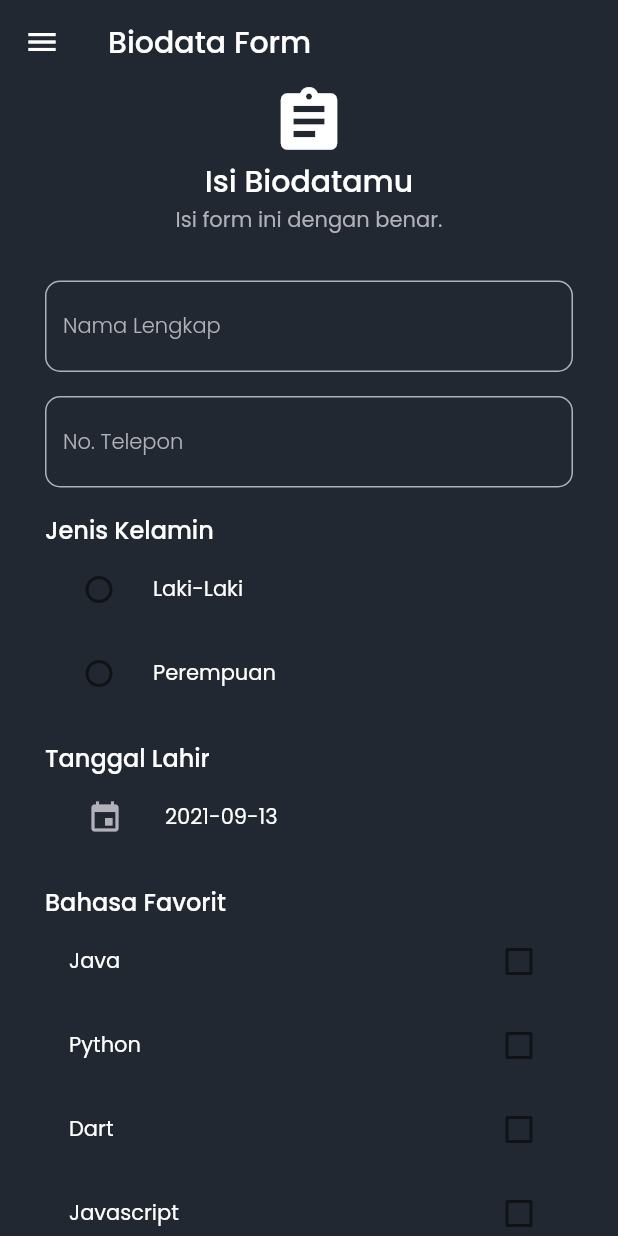
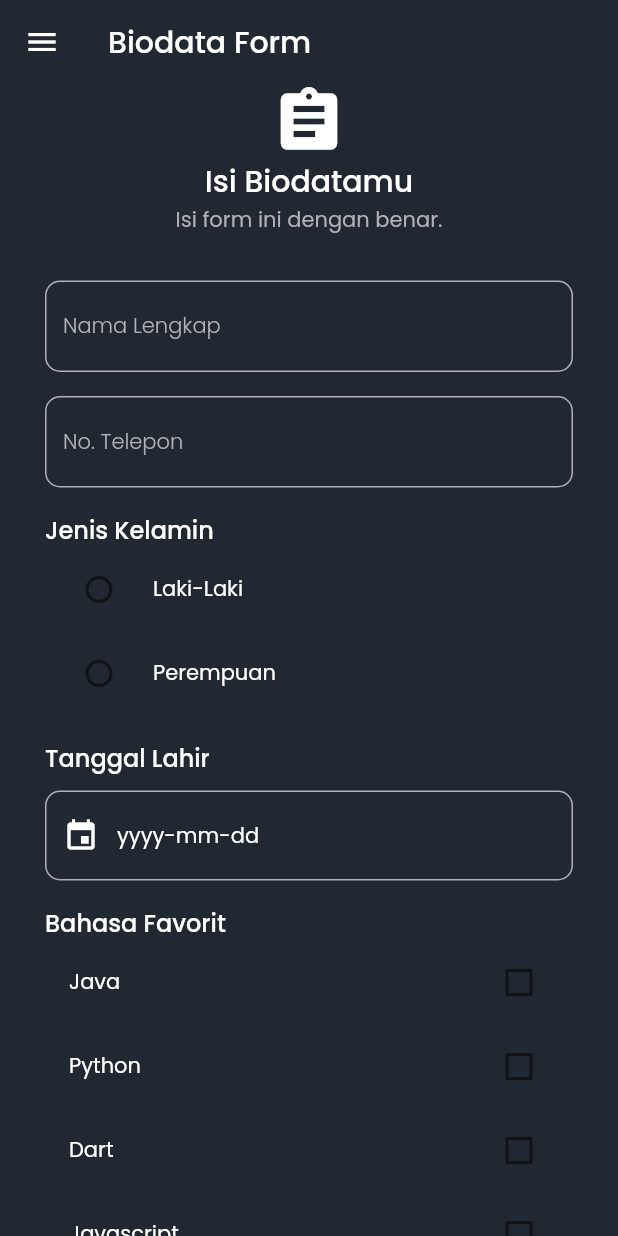
Before and after one commit to hasyimzii/widget_basic, a Flutter app: the screen it shows after launch, on a phone screen of 412 x 824 dp. Run offline on Flutter 3.47's test engine with Material 2 defaults, Android fonts, the light colour scheme and no system bars.

Commit message:
Update datetime picker

```diff
--- a/lib/views/biodata_form.dart
+++ b/lib/views/biodata_form.dart
@@ -4,6 +4,7 @@ import '../widgets/scaffold_theme.dart';
 import '../widgets/text_field_input.dart';
 import '../widgets/radio_input.dart';
 import '../widgets/checkbox_input.dart';
+import '../widgets/datetime_picker.dart';
 import '../widgets/submit_button.dart';
 
 class BiodataForm extends StatefulWidget {
@@ -18,6 +19,7 @@ class _BiodataFormState extends State<BiodataForm> {
   String _namaLengkap = '';
   String _noTelepon = '';
   String _jenisKelamin = '';
+  String _dateText = 'yyyy-mm-dd';
   DateTime _initialDate = DateTime.now();
   Map check = {
     'Java': false,
@@ -123,11 +125,10 @@ class _BiodataFormState extends State<BiodataForm> {
                     'Tanggal Lahir',
                     style: titleListTextStyle,
                   ),
-                  ListTile(
-                    leading: IconButton(
-                      icon: Icon(Icons.event),
-                      color: semiWhiteColor,
-                      onPressed: () {
+                  SizedBox(height: 10),
+                  DatetimePicker(
+                    initialValue: _dateText,
+                    onTap: () {
                       showDatePicker(
                         context: context,
                         initialDate: _initialDate,
@@ -136,14 +137,10 @@ class _BiodataFormState extends State<BiodataForm> {
                       ).then((value) {
                         setState(() {
                           _initialDate = value!;
+                          _dateText = '${_initialDate.toLocal()}'.split(' ')[0];
                         });
                       });
                     },
-                    ),
-                    title: Text(
-                      '${_initialDate.toLocal()}'.split(' ')[0],
-                      style: inputFieldTextStyle,
-                    ),
                   ),
                   SizedBox(height: 16),
                   Text(
@@ -204,7 +201,8 @@ class _BiodataFormState extends State<BiodataForm> {
                           ),
                           builder: (context) {
                             return Padding(
-                              padding: const EdgeInsets.symmetric(horizontal: 20),
+                              padding:
+                                  const EdgeInsets.symmetric(horizontal: 20),
                               child: Wrap(
                                 direction: Axis.vertical,
                                 spacing: 10,
--- /dev/null
+++ b/lib/widgets/datetime_picker.dart
@@ -0,0 +1,44 @@
+import 'package:flutter/material.dart';
+import 'package:widget_basic/widgets/style.dart';
+
+class DatetimePicker extends StatelessWidget {
+  final String initialValue;
+  final VoidCallback onTap;
+
+  const DatetimePicker({
+    Key? key,
+    required this.initialValue,
+    required this.onTap,
+  }) : super(key: key);
+
+  @override
+  Widget build(BuildContext context) {
+    return TextFormField(
+      controller: TextEditingController(text: this.initialValue),
+      // initialValue: this.initialValue,
+      readOnly: true,
+      decoration: InputDecoration(
+        prefixIcon: Icon(
+          Icons.event,
+          color: whiteColor,
+        ),
+        enabledBorder: OutlineInputBorder(
+          borderRadius: BorderRadius.circular(10.0),
+          borderSide: BorderSide(
+            color: semiWhiteColor,
+            style: BorderStyle.solid,
+          ),
+        ),
+        focusedBorder: OutlineInputBorder(
+          borderRadius: BorderRadius.circular(10.0),
+          borderSide: BorderSide(
+            color: whiteColor,
+            style: BorderStyle.solid,
+          ),
+        ),
+      ),
+      style: inputFieldTextStyle,
+      onTap: this.onTap,
+    );
+  }
+}
```
Lines whose indentation alone changed are shown as unchanged.
